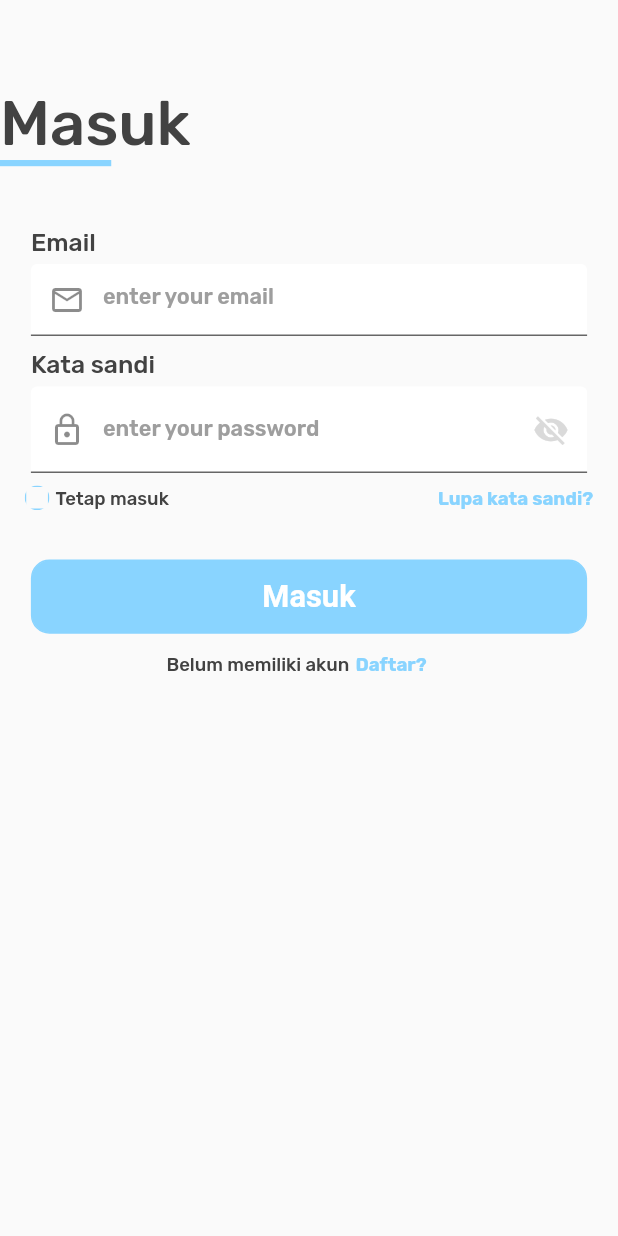
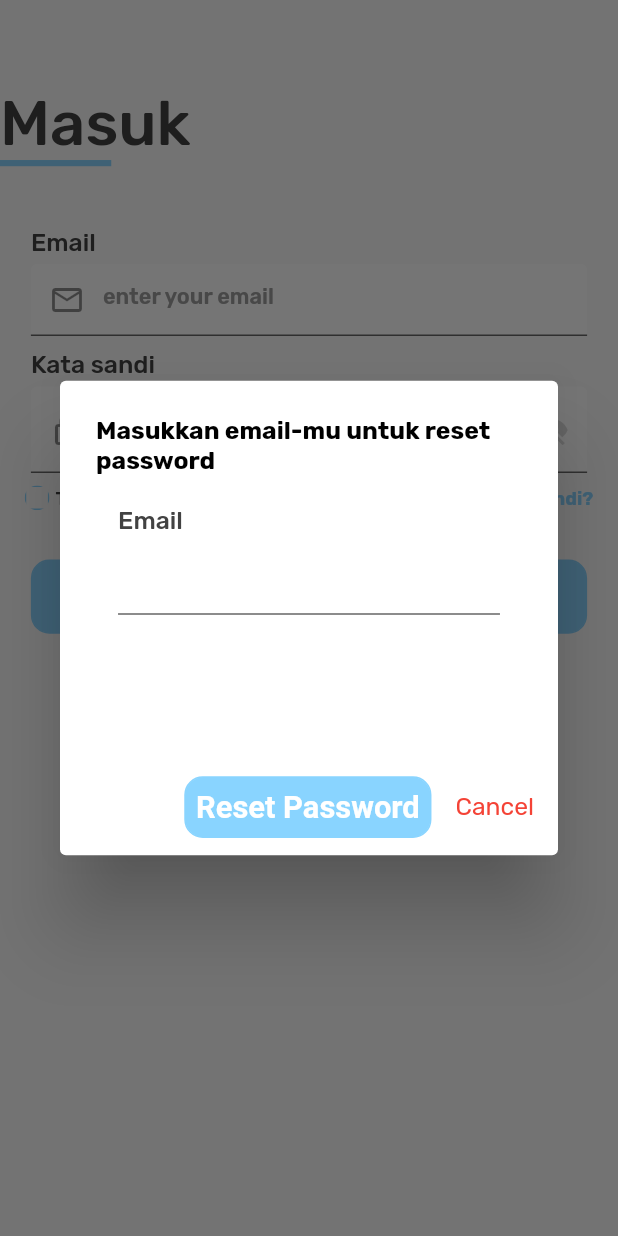
Before and after one commit to Fumaru02/anak-berkebutuhan-khusus, a Flutter app: the LoginWidget widget shown alone on an empty page, opened directly with empty values, after a tap on "Lupa kata sandi?", on a phone screen of 412 x 824 dp. Run offline on Flutter 3.47's test engine with Material 3 defaults, Android fonts, the phone set to English and light mode, and no system bars; our stand-ins replace cached_network_image, cloud_firestore, firebase_auth, firebase_core, flutter_html, get and 2 more; missing offline and left inert: flutter_keyboard_size; accounts and stored records are empty.

Commit message:
finished apps

```diff
--- /dev/null
+++ b/devtools_options.yaml
@@ -0,0 +1,3 @@
+description: This file stores settings for Dart & Flutter DevTools.
+documentation: https://docs.flutter.dev/tools/devtools/extensions#configure-extension-enablement-states
+extensions:
--- a/lib/controller/login_view_controller.dart
+++ b/lib/controller/login_view_controller.dart
@@ -19,6 +19,43 @@ class LoginViewController extends GetxController {
     onTapTetapMasuk.value = !onTapTetapMasuk.value; // Toggle antara true/false
     log(onTapTetapMasuk.value.toString());
     update();
+  }
+
+  Future<bool> resetPassword() async {
+    try {
+      await _auth.sendPasswordResetEmail(email: emailController.text.trim());
+      Get.back();
+      Snack.show(
+        SnackbarType.success,
+        'Reset Berhasil',
+        'Cek email kamu di spam/inbox dan lakukan reset password',
+      );
+      return true;
+    } on FirebaseAuthException catch (e) {
+      switch (e.code) {
+        case 'invalid-email':
+          Snack.show(
+            SnackbarType.error,
+            'invalid email',
+            'Email tidak dapat ditemukan coba lagi',
+          );
+          break;
+        case 'user-not-found':
+          Snack.show(
+            SnackbarType.error,
+            'Unknown email',
+            'Akun tidak dapat ditemukan coba lagi/password salah',
+          );
+          break;
+        default:
+          Snack.show(
+            SnackbarType.error,
+            'Error',
+            'Something error please try again later',
+          );
+      }
+      return false;
+    }
   }
 
   dynamic signInWithEmailAndPassword() async {
--- a/lib/view/widgets/login_widget.dart
+++ b/lib/view/widgets/login_widget.dart
@@ -67,7 +67,57 @@ class LoginWidget extends StatelessWidget {
                       ),
                       Spacer(),
                       RippleButton(
-                        onTap: () {},
+                        onTap: () {
+                          showDialog(
+                            context: context,
+                            builder: (ctx) => AlertDialog(
+                              title: const RubikTextView(
+                                value: "Masukkan email-mu untuk reset password",
+                                color: Colors.black,
+                                fontWeight: FontWeight.bold,
+                              ),
+                              content: SizedBox(
+                                width: SizeConfig.horizontal(20),
+                                height: SizeConfig.horizontal(35),
+                                child: Column(
+                                  children: [
+                                    Row(
+                                      mainAxisAlignment:
+                                          MainAxisAlignment.center,
+                                      children: [
+                                        CustomTextField(
+                                          controller: loginViewController
+                                              .emailController,
+                                          title: 'Email',
+                                          width: SizeConfig.horizontal(15),
+                                          height: SizeConfig.horizontal(25),
+                                        ),
+                                      ],
+                                    ),
+                                  ],
+                                ),
+                              ),
+                              actions: <Widget>[
+                                CustomFlatButton(
+                                  width: 40,
+                                  height: 5,
+                                  text: 'Reset Password',
+                                  onTap: () =>
+                                      loginViewController.resetPassword(),
+                                ),
+                                TextButton(
+                                  onPressed: () {
+                                    Navigator.of(ctx).pop();
+                                  },
+                                  child: const RubikTextView(
+                                    value: "Cancel",
+                                    color: Colors.red,
+                                  ),
+                                ),
+                              ],
+                            ),
+                          );
+                        },
                         child: RubikTextView(
                           value: 'Lupa kata sandi?',
                           size: SizeConfig.safeBlockHorizontal * 3,
```
Also changed, not shown: 22 other files.
